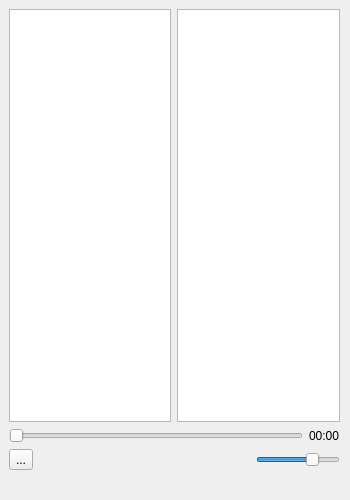
The window that form.ui (wzykubek/openfm-qt) describes before a commit, drawn with Qt 5.
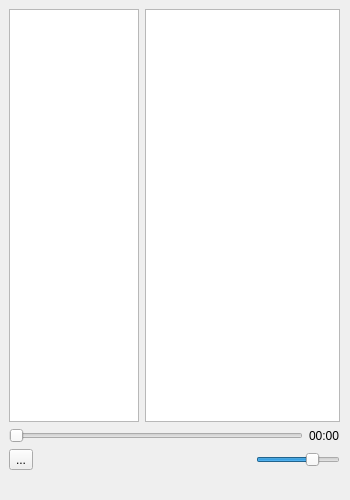
The same window after the commit.

Commit message: Change proportions of listWidgets

The edit to the form file:
```diff
--- a/form.ui
+++ b/form.ui
@@ -45,7 +45,20 @@
      <item>
       <layout class="QHBoxLayout" name="horizontalLayout">
        <item>
-        <widget class="QListWidget" name="groupslistWidget"/>
+        <widget class="QListWidget" name="groupslistWidget">
+         <property name="minimumSize">
+          <size>
+           <width>130</width>
+           <height>0</height>
+          </size>
+         </property>
+         <property name="maximumSize">
+          <size>
+           <width>130</width>
+           <height>16777215</height>
+          </size>
+         </property>
+        </widget>
        </item>
        <item>
         <widget class="QListWidget" name="stationslistWidget"/>
```
